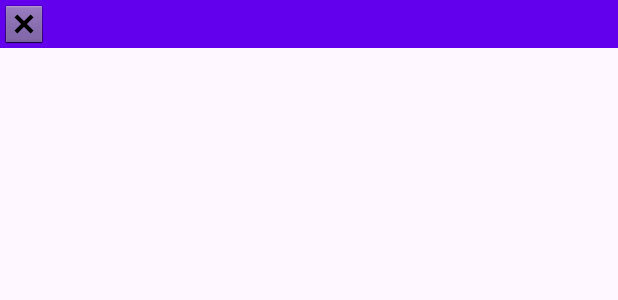
After one commit to davrukin/CountriesList, an Android app: the layout fragment_flags_list.xml on its own in the app's theme, with its tools: preview values and no code run, on a phone screen of 412 x 824 dp. The commit adds this screen. Shown: the top 300 px of the screen. Run offline under Robolectric (Android 15) with nearby library versions, the phone set to English and light mode, and no system bars; network calls fail.

Commit message:
Interview updates

```diff
--- a/app/build.gradle.kts
+++ b/app/build.gradle.kts
@@ -67,7 +67,8 @@ dependencies {
 	implementation(platform(libs.okhttp.bom))
 	implementation(libs.okhttp)
 	implementation(libs.okhttp.interceptor)
-
+	implementation(libs.coil)
+	implementation(libs.coil.svg)
 
 	testImplementation(libs.junit)
 	testImplementation(libs.mockk.base)
--- a/app/src/main/java/com/davrukin/countrieslist/domain/model/CountryInfo.kt
+++ b/app/src/main/java/com/davrukin/countrieslist/domain/model/CountryInfo.kt
@@ -14,4 +14,5 @@ data class CountryInfo(
 	val region: String,
 	val name: String,
 	val capital: String,
+	val flag: String,
 )
--- a/app/src/main/java/com/davrukin/countrieslist/remote/NetworkRepository.kt
+++ b/app/src/main/java/com/davrukin/countrieslist/remote/NetworkRepository.kt
@@ -13,7 +13,7 @@ import com.davrukin.countrieslist.remote.client.NetworkClientImpl
  * @param context used internally for network connectivity monitoring
  */
 class NetworkRepository(
-	context: Context?,
+	context: Context? = null,
 ) {
 	private val networkClient = NetworkClientImpl(context)
 
--- a/app/src/main/java/com/davrukin/countrieslist/remote/client/NetworkClientImpl.kt
+++ b/app/src/main/java/com/davrukin/countrieslist/remote/client/NetworkClientImpl.kt
@@ -12,7 +12,7 @@ import com.davrukin.countrieslist.domain.model.CountryInfo
  * @param context uses context to check for network connectivity
  */
 class NetworkClientImpl(
-	context: Context?,
+	context: Context? = null,
 ) : NetworkClient {
 
 	private val networkModule = NetworkModule(context)
@@ -26,6 +26,7 @@ class NetworkClientImpl(
 					region = country.region,
 					name = country.name,
 					capital = country.capital,
+					flag = country.flag,
 				)
 			}
 	}
--- a/app/src/main/java/com/davrukin/countrieslist/remote/client/NetworkModule.kt
+++ b/app/src/main/java/com/davrukin/countrieslist/remote/client/NetworkModule.kt
@@ -24,7 +24,7 @@ import okio.IOException
  *
  * @param context used for the network connectivity monitor
  */
-internal class NetworkModule(context: Context?) {
+internal class NetworkModule(context: Context? = null) {
 
 	private val loggingInterceptor = HttpLoggingInterceptor().apply {
 		level = HttpLoggingInterceptor.Level.BODY
--- /dev/null
+++ b/app/src/main/res/layout/fragment_flags_list.xml
@@ -0,0 +1,15 @@
+<?xml version="1.0" encoding="utf-8"?>
+<LinearLayout xmlns:android="http://schemas.android.com/apk/res/android"
+    xmlns:tools="http://schemas.android.com/tools"
+    android:layout_width="match_parent"
+    android:layout_height="wrap_content"
+    android:orientation="horizontal"
+    android:background="@color/design_default_color_primary">
+
+    <ImageView
+        android:id="@+id/flag_image"
+        android:layout_width="wrap_content"
+        android:layout_height="wrap_content"
+        tools:src="@android:drawable/btn_dialog"/>
+
+</LinearLayout>
```
Also changed, not shown: app/src/main/java/com/davrukin/countrieslist/presentation/MainActivity.kt (+10 -0 lines), app/src/main/java/com/davrukin/countrieslist/presentation/countryList/CountryListFragment.kt (+21 -7 lines), app/src/main/java/com/davrukin/countrieslist/presentation/countryList/CountryListViewModel.kt (+8 -2 lines), app/src/main/java/com/davrukin/countrieslist/presentation/flagsList/FlagsListFragment.kt (added, +69 -0 lines), app/src/main/res/layout/activity_main.xml (+12 -2 lines), app/src/main/res/layout/item_flag.xml (added, +15 -0 lines), gradle/libs.versions.toml (+5 -2 lines).
